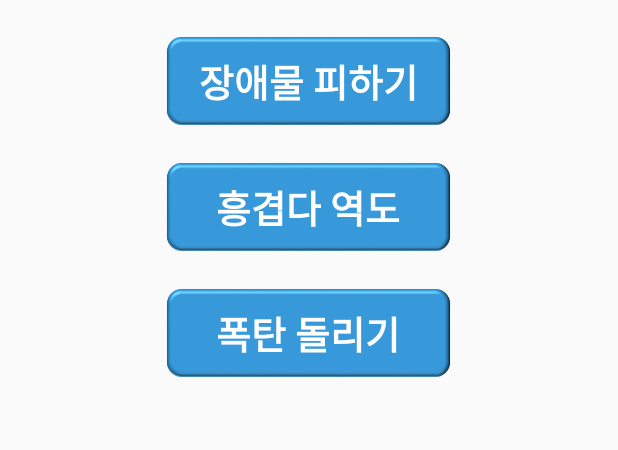
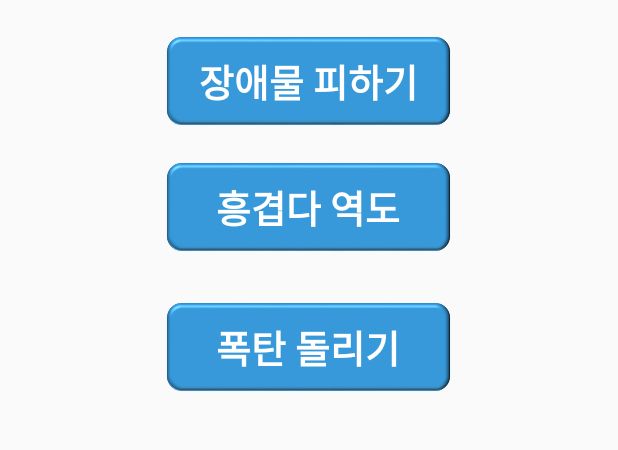
Before and after one commit to Choichanguk/Hackerton, an Android app: the layout activity_game_menu.xml on its own in the app's theme, with its tools: preview values and no code run, on a phone screen of 412 x 824 dp, the part 224-674 px from its top. Run offline under Robolectric (Android 15) with nearby library versions, the phone set to English and light mode, and no system bars.

Commit message:
매니페스트 테스트 메인- 건욱

```diff
--- a/app/src/main/AndroidManifest.xml
+++ b/app/src/main/AndroidManifest.xml
@@ -19,7 +19,7 @@
         <activity android:name=".GameActivity" />
         <activity android:name=".StartGame" />
         <activity
-            android:name=".MainActivity"
+            android:name=".GameMenuActivity"
             android:screenOrientation="landscape" />
         <activity
             android:name=".MediaRecordDemo2"
@@ -40,7 +40,7 @@
             android:name=".RegisterActivity"
             android:screenOrientation="landscape" />
         <activity
-            android:name=".GameMenuActivity"
+            android:name=".MainActivity"
             android:screenOrientation="landscape">
             <intent-filter>
                 <action android:name="android.intent.action.MAIN" />
--- a/app/src/main/res/layout/activity_game_menu.xml
+++ b/app/src/main/res/layout/activity_game_menu.xml
@@ -10,16 +10,18 @@
         android:id="@+id/btnStartBombGame"
         android:layout_width="190dp"
         android:layout_height="60dp"
-        android:layout_marginTop="24dp"
+        android:layout_marginTop="5dp"
         android:background="@drawable/button_drawable"
         android:text="폭탄 돌리기"
         android:textColor="#FFFFFF"
         android:textSize="25sp"
         android:textStyle="bold"
+        app:layout_constraintBottom_toBottomOf="parent"
         app:layout_constraintEnd_toEndOf="parent"
         app:layout_constraintHorizontal_bias="0.497"
         app:layout_constraintStart_toStartOf="parent"
-        app:layout_constraintTop_toBottomOf="@+id/btnStartWeightliftingGame" />
+        app:layout_constraintTop_toBottomOf="@+id/btnStartWeightliftingGame"
+        app:layout_constraintVertical_bias="0.063" />
 
     <Button
         android:id="@+id/btnStartWeightliftingGame"
```
